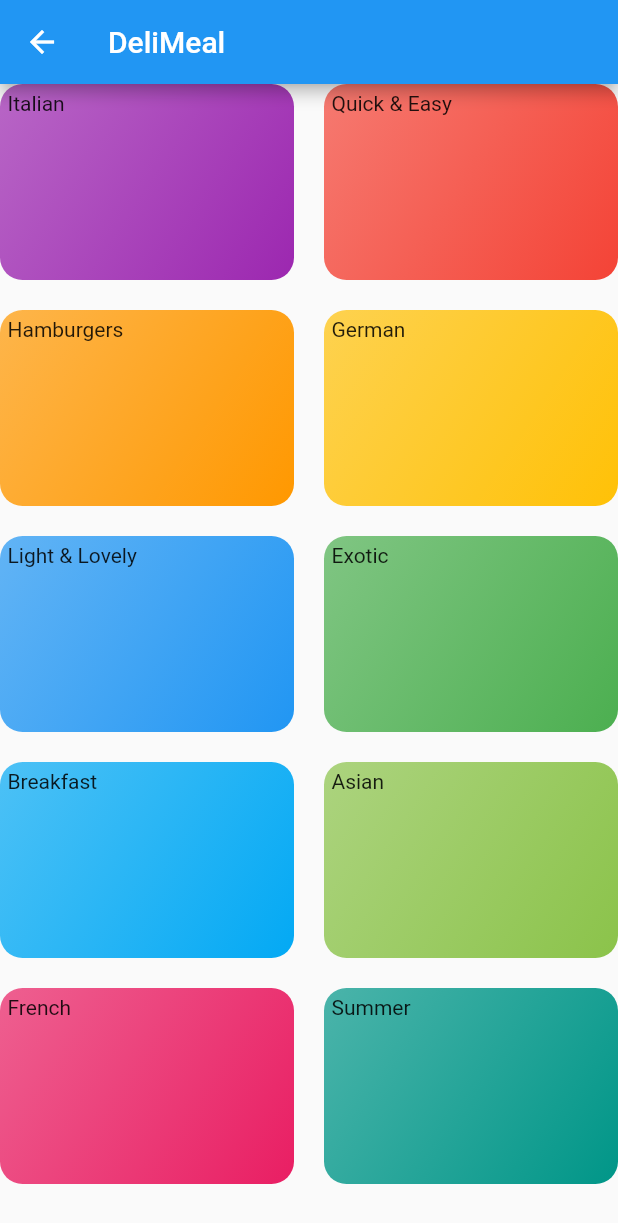
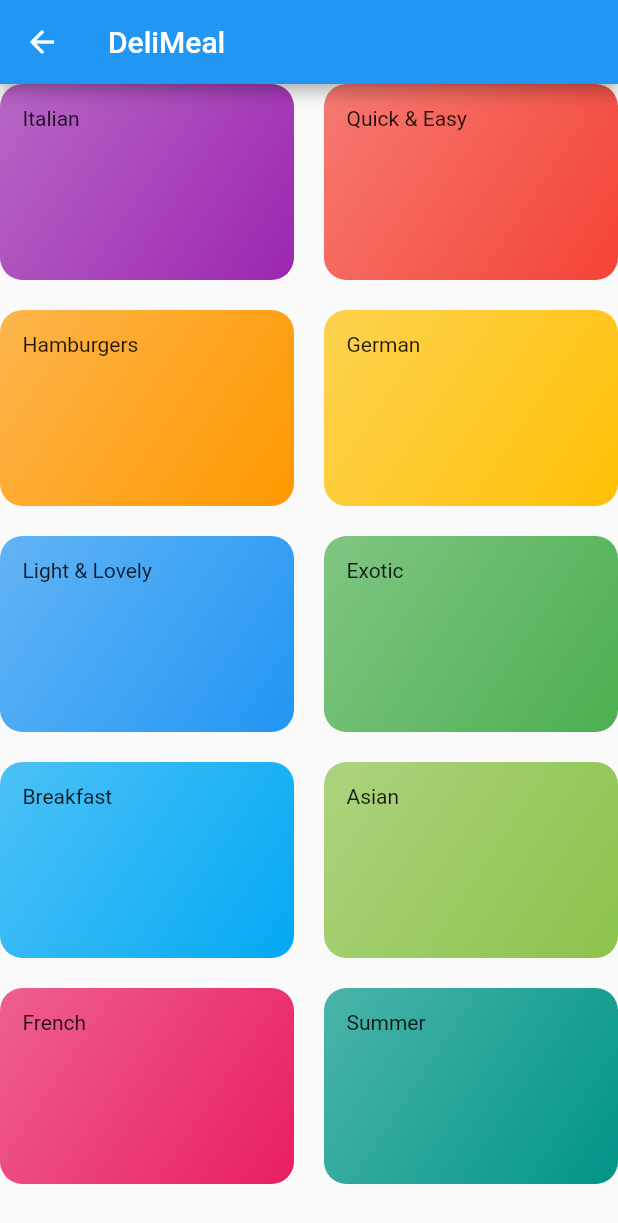
Before and after one commit to ghanayemomar/meals_app, a Flutter app: the CategoriesScreen screen opened directly, on a phone screen of 412 x 824 dp. Shown: the top 1223 px of the screen. Run offline on Flutter 3.47's test engine with Material 2 defaults, Android fonts, the phone set to English and light mode, and no system bars.

```diff
--- a/lib/category_item.dart
+++ b/lib/category_item.dart
@@ -10,7 +10,7 @@ class CategoryItem extends StatelessWidget {
   @override
   Widget build(BuildContext context) {
     return Container(
-      padding: const EdgeInsets.all(5),
+      padding: const EdgeInsets.all(15),
       child: Text(title),
       decoration: BoxDecoration(
         gradient: LinearGradient(
```
